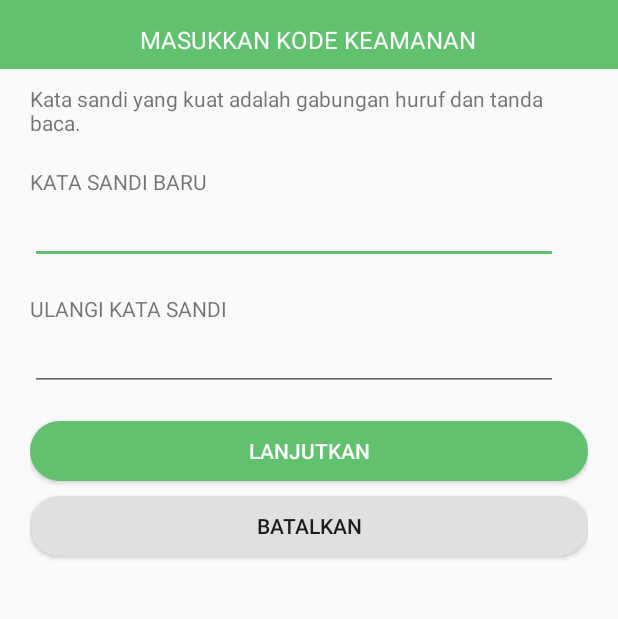
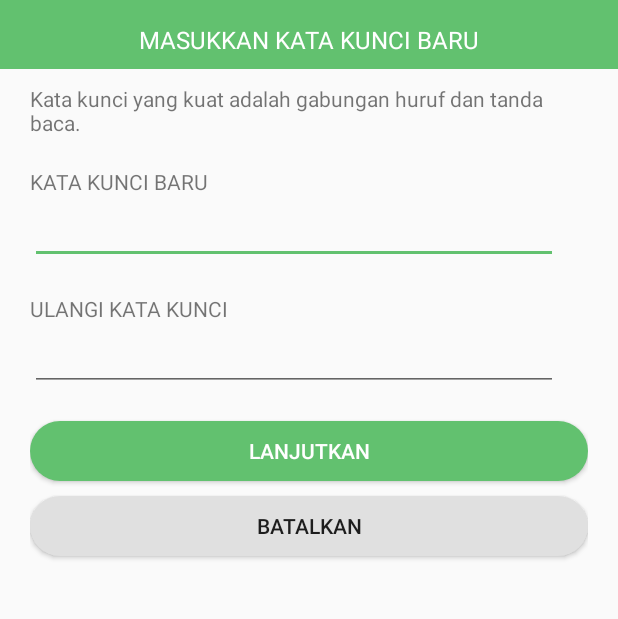
Before and after one commit to e3rasdg4no/android, an Android app: the ResetPassword screen opened directly, with no data from a screen before it, on a phone screen of 412 x 824 dp, the part 75-694 px from its top. Run offline under Robolectric (Android 15) with nearby library versions, the light colour scheme and no system bars; our stand-ins replace Volley.

Commit message:
dandi, 6 agustus 2016 (2)

```diff
--- a/app/src/main/java/com/eragano/eraganoapps/login/LoginActivity.java
+++ b/app/src/main/java/com/eragano/eraganoapps/login/LoginActivity.java
@@ -179,6 +179,8 @@ public class LoginActivity extends Activity implements AsyncResponse, View.OnCli
                                     @Override
                                     public void onErrorResponse(VolleyError error) {
                                         p.dismiss();
+
+                                        Toast.makeText(LoginActivity.this, "Terjadi kesalahan", Toast.LENGTH_SHORT).show();
                                     }
                                 }){
                                     @Override
@@ -291,13 +293,11 @@ public class LoginActivity extends Activity implements AsyncResponse, View.OnCli
                 intent.putExtra("numberPhone", numbers);
                 intent.putExtra("token", token);
                 startActivity(intent);
-
-                finish();
             }
         }, new Response.ErrorListener() {
             @Override
             public void onErrorResponse(VolleyError error) {
-
+                Toast.makeText(LoginActivity.this, "Terjadi kesalahan", Toast.LENGTH_SHORT).show();
             }
         });
 
--- a/app/src/main/res/layout/activity_masukkan_token.xml
+++ b/app/src/main/res/layout/activity_masukkan_token.xml
@@ -95,7 +95,7 @@
                     android:layout_width="wrap_content"
                     android:layout_height="wrap_content"
                     android:textAppearance="?android:attr/textAppearanceSmall"
-                    android:text="Harap periksa pesan teks berisi kode di ponsel Anda. Kode Anda memiliki panjang 6 karakter"
+                    android:text="Harap periksa pesan teks berisi kode di ponsel Anda. Kode Anda memiliki panjang 6 digit angka."
                     android:id="@+id/textView35"
                     android:layout_marginTop="10dp"
                     android:layout_gravity="left"/>
--- a/app/src/main/res/layout/activity_reset_password.xml
+++ b/app/src/main/res/layout/activity_reset_password.xml
@@ -72,7 +72,7 @@
                 android:layout_width="wrap_content"
                 android:layout_height="wrap_content"
                 android:textAppearance="?android:attr/textAppearanceLarge"
-                android:text="MASUKKAN KODE KEAMANAN"
+                android:text="MASUKKAN KATA KUNCI BARU"
                 android:id="@+id/textView5"
                 android:layout_alignParentTop="true"
                 android:layout_centerHorizontal="true"
@@ -95,7 +95,7 @@
                     android:layout_width="wrap_content"
                     android:layout_height="wrap_content"
                     android:textAppearance="?android:attr/textAppearanceSmall"
-                    android:text="Kata sandi yang kuat adalah gabungan huruf dan tanda baca."
+                    android:text="Kata kunci yang kuat adalah gabungan huruf dan tanda baca."
                     android:id="@+id/textView35"
                     android:layout_marginTop="10dp"
                     android:layout_gravity="left"/>
@@ -103,7 +103,7 @@
                     android:layout_width="wrap_content"
                     android:layout_height="wrap_content"
                     android:textAppearance="?android:attr/textAppearanceSmall"
-                    android:text="KATA SANDI BARU"
+                    android:text="KATA KUNCI BARU"
                     android:layout_marginTop="20dp" />
                 <EditText
                     android:id="@+id/kataSandiBaru"
@@ -121,7 +121,7 @@
                     android:layout_width="wrap_content"
                     android:layout_height="wrap_content"
                     android:textAppearance="?android:attr/textAppearanceSmall"
-                    android:text="ULANGI KATA SANDI"
+                    android:text="ULANGI KATA KUNCI"
                     android:layout_marginTop="20dp" />
                 <EditText
                     android:id="@+id/ulangiKataSandiBaru"
--- a/app/src/main/res/layout/alert_forgot_password.xml
+++ b/app/src/main/res/layout/alert_forgot_password.xml
@@ -20,5 +20,5 @@
         android:layout_width="match_parent"
         android:layout_height="wrap_content"
         android:gravity="center"
-        android:text="kami akan mencocokan nama pengguna"/>
+        android:text="masukkan nama pengguna untuk menemukan akun Anda"/>
 </LinearLayout>
```
Also changed, not shown: app/src/main/java/com/eragano/eraganoapps/lupapassword/MasukkanTokenPassword.java (+22 -7 lines), app/src/main/java/com/eragano/eraganoapps/lupapassword/ResetPassword.java (+29 -10 lines).
